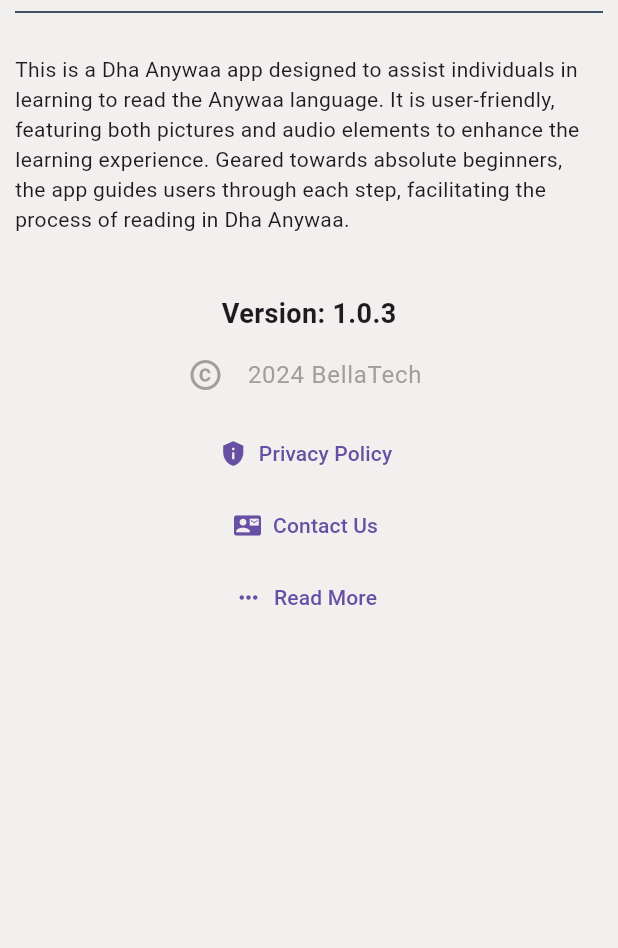
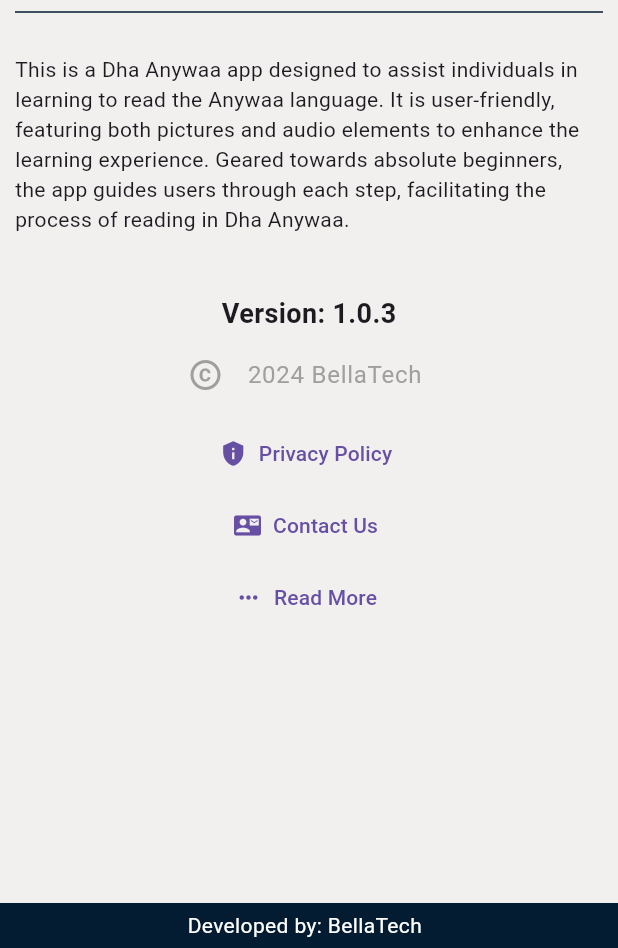
Before and after one commit to oriemiobang/Dha-Anywaa-application, a Flutter app: the screen it shows after launch, in the side drawer, after a tap on "About", on a phone screen of 412 x 824 dp, the part 288-1236 px from its top. Run offline on Flutter 3.47's test engine with Material 3 defaults, Android fonts, the phone set to English and light mode, and no system bars; our stand-ins replace audioplayers.

Commit message:
added bottom bar in the last update

```diff
--- a/lib/about.dart
+++ b/lib/about.dart
@@ -153,6 +153,19 @@ class _AboutState extends State<About> {
           )),
         ),
       ),
+      bottomNavigationBar: Container(
+        color: const Color.fromARGB(255, 4, 28, 49),
+        child: Container(
+          padding: EdgeInsets.fromLTRB(125, 5, 0, 5),
+          child: Text(
+            'Developed by: BellaTech',
+            style: TextStyle(
+              color: Colors.white,
+              fontSize: 14,
+            ),
+          ),
+        ),
+      ),
     );
   }
 }
```
